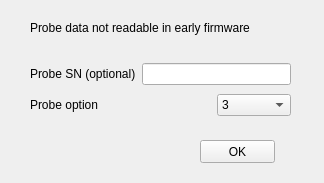
Old version of the form Forms/V26.ui in the repository billkarsh/SpikeGLX.
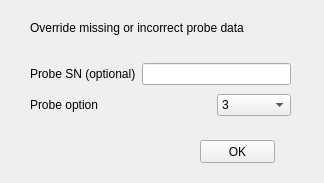
New version of the form.

Commit message: Temp feature for Marius Bauza

Diff of the .ui file:
```diff
--- a/Forms/V26.ui
+++ b/Forms/V26.ui
@@ -26,7 +26,7 @@
     </rect>
    </property>
    <property name="text">
-    <string>Probe data not readable in early firmware</string>
+    <string>Override missing or incorrect probe data</string>
    </property>
   </widget>
   <widget class="QWidget" name="gridLayoutWidget">
```
The commit also changes 1 other file.
